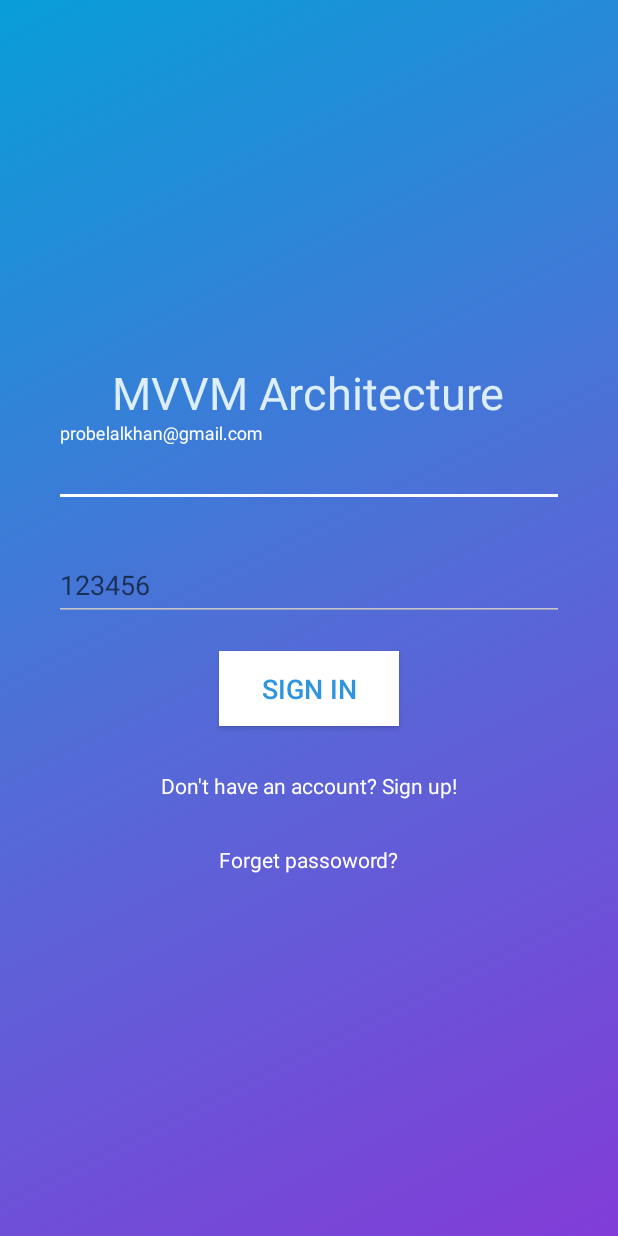
After one commit to Firoz-Hasan/MVVM-DataBinding-LIveData-Retrofit-Coroutines-DependencyInjection-Kotlin, an Android app: the SignInActivity screen opened directly, with no data from a screen before it, on a phone screen of 412 x 824 dp. The commit adds this screen. Run offline under Robolectric (Android 15) with nearby library versions, the phone set to English and light mode, and no system bars.

Commit message:
sign in ui added

```diff
--- a/app/src/main/AndroidManifest.xml
+++ b/app/src/main/AndroidManifest.xml
@@ -11,9 +11,16 @@
             android:roundIcon="@mipmap/ic_launcher_round"
             android:supportsRtl="true"
             android:theme="@style/AppTheme">
-        <activity android:name=".view.MainActivity"
-            android:theme="@style/Theme.AppCompat.Light.NoActionBar"
-            >
+        <activity android:name=".view.activities.SignInActivity">
+            <intent-filter>
+                <action android:name="android.intent.action.MAIN" />
+
+                <category android:name="android.intent.category.LAUNCHER" />
+            </intent-filter>
+        </activity>
+        <activity
+                android:name=".view.activities.MainActivity"
+                android:theme="@style/Theme.AppCompat.Light.NoActionBar">
             <intent-filter>
                 <action android:name="android.intent.action.MAIN" />
 
--- a/app/src/main/java/com/example/firozhasan/retrofitkotlinexample/view/MainActivity.kt
+++ b/app/src/main/java/com/example/firozhasan/retrofitkotlinexample/view/activities/MainActivity.kt
@@ -1,4 +1,4 @@
-package com.example.firozhasan.retrofitkotlinexample.view
+package com.example.firozhasan.retrofitkotlinexample.view.activities
 
 import android.os.Bundle
 import android.support.design.widget.BottomNavigationView
--- /dev/null
+++ b/app/src/main/java/com/example/firozhasan/retrofitkotlinexample/view/activities/SignInActivity.kt
@@ -0,0 +1,13 @@
+package com.example.firozhasan.retrofitkotlinexample.view.activities
+
+import android.support.v7.app.AppCompatActivity
+import android.os.Bundle
+import com.example.firozhasan.retrofitkotlinexample.R
+
+class SignInActivity : AppCompatActivity() {
+
+    override fun onCreate(savedInstanceState: Bundle?) {
+        super.onCreate(savedInstanceState)
+        setContentView(R.layout.activity_sign_in)
+    }
+}
--- /dev/null
+++ b/app/src/main/res/drawable/gradient_color.xml
@@ -0,0 +1,11 @@
+<?xml version="1.0" encoding="utf-8"?>
+<selector xmlns:android="http://schemas.android.com/apk/res/android">
+    <item>
+        <shape>
+            <gradient android:angle="135"
+                android:centerColor="#526DD7"
+                android:endColor="#089ED9"
+                android:startColor="#823CD8" />
+        </shape>
+    </item>
+</selector>
--- a/app/src/main/res/layout/activity_main.xml
+++ b/app/src/main/res/layout/activity_main.xml
@@ -6,7 +6,7 @@ xmlns:app="http://schemas.android.com/apk/res-auto"
 xmlns:tools="http://schemas.android.com/tools"
 android:layout_width="match_parent"
 android:layout_height="match_parent"
-tools:context=".view.MainActivity"
+tools:context=".view.activities.MainActivity"
 tools:showIn="@layout/activity_main"
 android:orientation="vertical"
 android:background="@color/white">
--- /dev/null
+++ b/app/src/main/res/layout/activity_sign_in.xml
@@ -0,0 +1,94 @@
+<?xml version="1.0" encoding="utf-8"?>
+
+<LinearLayout
+        xmlns:android="http://schemas.android.com/apk/res/android"
+        xmlns:app="http://schemas.android.com/apk/res-auto"
+        xmlns:tools="http://schemas.android.com/tools"
+        android:layout_width="match_parent"
+        android:layout_height="match_parent"
+        android:layout_gravity="center"
+        android:background="@drawable/gradient_color"
+        android:gravity="center"
+        android:orientation="vertical"
+        android:paddingLeft="36dp"
+        android:paddingRight="36dp"
+        tools:context=".view.activities.SignInActivity">
+
+
+    <TextView
+            android:layout_width="wrap_content"
+            android:layout_height="wrap_content"
+            android:text="@string/umbrellacorp"
+            android:textColor="#DCEEF9"
+            android:textSize="30sp" />
+
+
+    <android.support.design.widget.TextInputLayout
+            android:id="@+id/usernameWrapper"
+            android:layout_width="match_parent"
+            android:layout_height="wrap_content"
+            android:paddingBottom="20dp"
+
+            >
+
+        <EditText
+                android:id="@+id/username"
+                android:layout_width="match_parent"
+                android:layout_height="wrap_content"
+                android:hint="probelalkhan@gmail.com"
+                android:inputType="textEmailAddress"
+                android:textColor="#ffffff"
+                android:textColorHint="#ffffff"
+
+
+                />
+
+    </android.support.design.widget.TextInputLayout>
+
+    <android.support.design.widget.TextInputLayout
+            android:id="@+id/passwordWrapper"
+            android:layout_width="match_parent"
+            android:layout_height="wrap_content"
+
+            >
+
+        <EditText
+                android:id="@+id/password"
+                android:layout_width="match_parent"
+                android:layout_height="wrap_content"
+                android:hint="123456"
+                android:inputType="textPassword"
+                android:textColor="#FFFFFF"
+                android:textColorHint="#FFFFFF" />
+
+    </android.support.design.widget.TextInputLayout>
+
+
+    <Button
+            android:id="@+id/button"
+            android:layout_width="120dp"
+            android:layout_height="50dp"
+            android:layout_marginBottom="30dp"
+            android:background="#ffffff"
+            android:text="@string/button_sign"
+            android:textColor="#2F95DC"
+            android:layout_marginTop="20dp"
+            android:textSize="18sp" />
+
+    <TextView
+            android:id="@+id/textView"
+            android:layout_width="wrap_content"
+            android:layout_height="wrap_content"
+            android:layout_marginBottom="30dp"
+            android:text="Don't have an account? Sign up!"
+            android:textColor="#ffffff" />
+
+    <TextView
+            android:id="@+id/textView2"
+            android:layout_width="wrap_content"
+            android:layout_height="wrap_content"
+            android:text="Forget passoword?"
+            android:textColor="#ffffff" />
+
+
+</LinearLayout>
--- a/app/src/main/res/layout/find_country_frag.xml
+++ b/app/src/main/res/layout/find_country_frag.xml
@@ -13,7 +13,7 @@
     android:layout_width="match_parent"
     android:layout_height="match_parent"
     android:orientation="vertical"
-    tools:context=".view.MainActivity">
+    tools:context=".view.activities.MainActivity">
 
     <EditText
         android:id="@+id/editText"
--- a/app/src/main/res/menu/bottom_tab_bar_items.xml
+++ b/app/src/main/res/menu/bottom_tab_bar_items.xml
@@ -2,7 +2,7 @@
 <menu xmlns:android="http://schemas.android.com/apk/res/android"
     xmlns:app="http://schemas.android.com/apk/res-auto"
     xmlns:tools="http://schemas.android.com/tools"
-    tools:context=".view.MainActivity">
+    tools:context=".view.activities.MainActivity">
     <item
         android:id="@+id/home"
         android:icon="@drawable/home_icon"
--- a/app/src/main/res/values/strings.xml
+++ b/app/src/main/res/values/strings.xml
@@ -2,5 +2,7 @@
     <string name="app_name">RetrofitKotlinExample</string>
     <string name="app_name_1">Countries</string>
     <string name="hello_blank_fragment">Hello blank fragment</string>
+    <string name="umbrellacorp">MVVM Architecture</string>
+    <string name="button_sign">SIGN IN</string>
 
 </resources>
--- a/app/src/main/res/values/styles.xml
+++ b/app/src/main/res/values/styles.xml
@@ -5,9 +5,14 @@
         <!-- Customize your theme here. -->
         <item name="colorPrimary">@color/colorPrimary</item>
         <item name="colorPrimaryDark">@color/colorPrimaryDark</item>
-        <item name="colorAccent">@color/colorAccent</item>
+        <item name="colorAccent">@color/white</item>
         <item name="windowActionBar">false</item>
         <item name="windowNoTitle">true</item>
+
+
+        <item name="colorControlNormal">#c5c5c5</item>
+        <item name="colorControlActivated">#ffffff</item>
+        <item name="colorControlHighlight">#ffe100</item>
     </style>
 
     <style name="AppTheme.NoActionBar">
```
Lines whose indentation alone changed are shown as unchanged.
